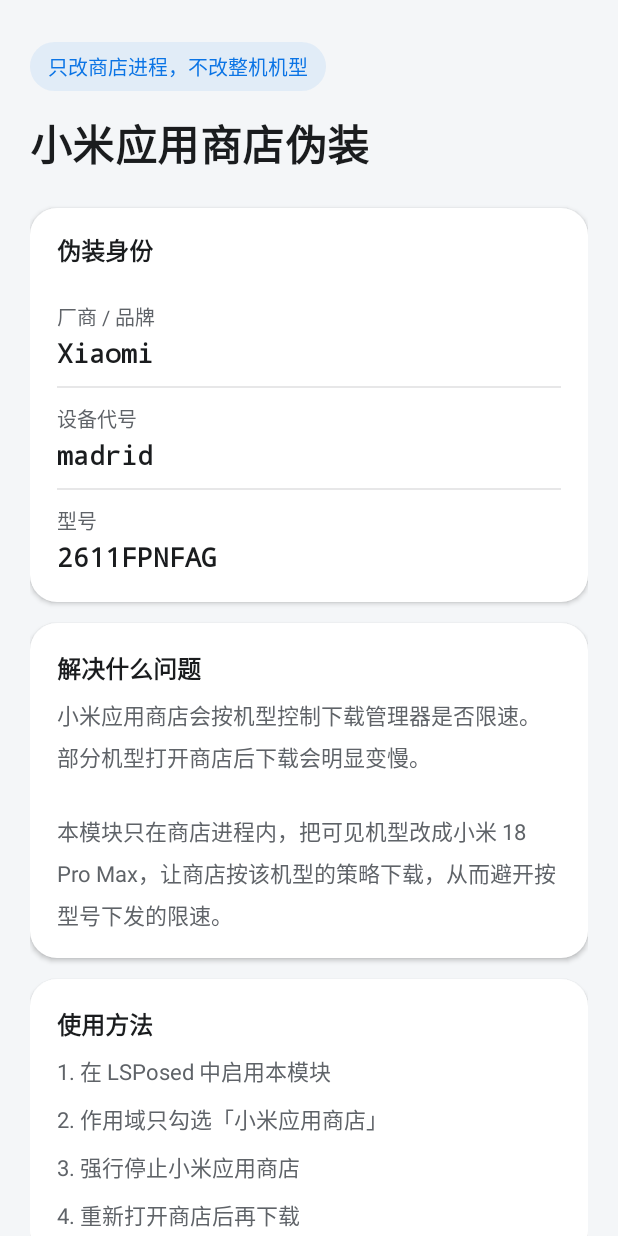
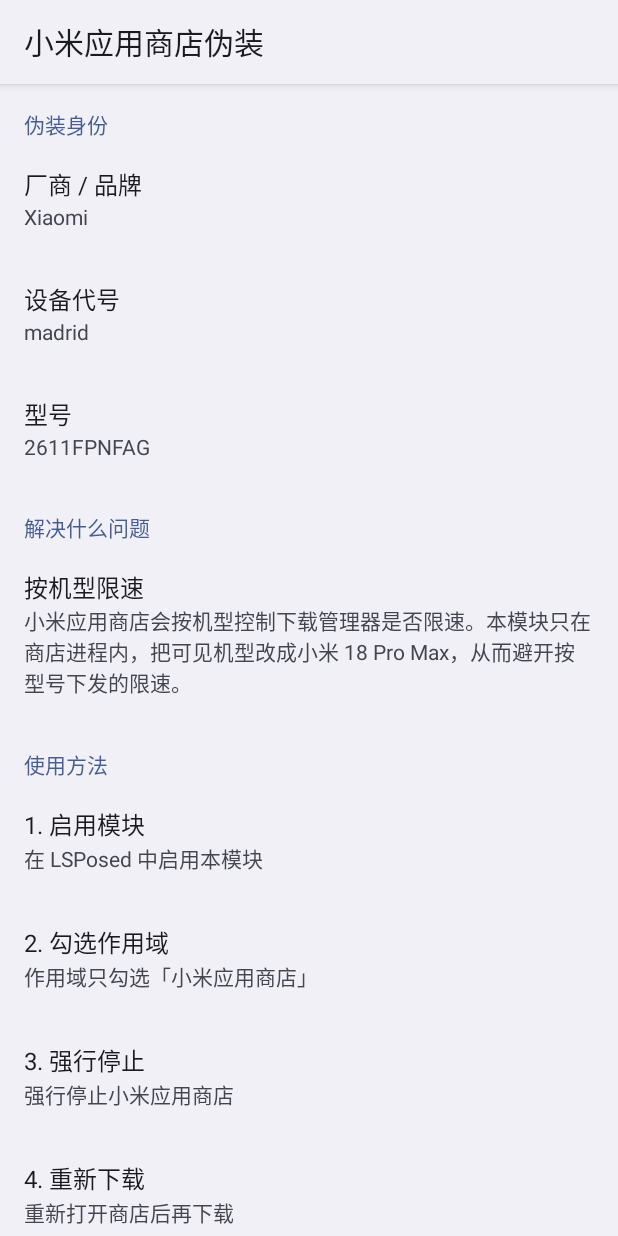
Before and after one commit to FlyRenxing/xiaomi-market-spoof, an Android app: the screen it shows after launch (MainActivity), on a phone screen of 412 x 824 dp. Run offline under Robolectric (Android 15) with nearby library versions, the phone set to English and light mode, and no system bars.

Commit message:
将模块界面改为系统原生设置页。
使用 PreferenceActivity 和设备默认 Settings 主题，去掉自定义卡片布局。

```diff
--- a/app/build.gradle.kts
+++ b/app/build.gradle.kts
@@ -11,8 +11,8 @@ android {
         applicationId = "io.github.xiaomimarket.spoof"
         minSdk = 26
         targetSdk = 37
-        versionCode = 2
-        versionName = "1.0.1"
+        versionCode = 3
+        versionName = "1.0.2"
     }
 
     buildTypes {
--- a/app/src/main/AndroidManifest.xml
+++ b/app/src/main/AndroidManifest.xml
@@ -5,11 +5,12 @@
     <application
         android:description="@string/xposed_description"
         android:label="@string/app_name"
-        android:theme="@style/Theme.MarketSpoof"
+        android:theme="@android:style/Theme.DeviceDefault.Settings"
         tools:ignore="MissingApplicationIcon">
         <activity
             android:name=".MainActivity"
-            android:exported="true">
+            android:exported="true"
+            android:label="@string/app_name">
             <intent-filter>
                 <action android:name="android.intent.action.MAIN" />
                 <category android:name="android.intent.category.LAUNCHER" />
--- a/app/src/main/java/io/github/xiaomimarket/spoof/MainActivity.java
+++ b/app/src/main/java/io/github/xiaomimarket/spoof/MainActivity.java
@@ -1,21 +1,27 @@
 package io.github.xiaomimarket.spoof;
 
-import android.app.Activity;
 import android.os.Bundle;
-import android.widget.TextView;
+import android.preference.Preference;
+import android.preference.PreferenceActivity;
 
-public final class MainActivity extends Activity {
+/**
+ * 使用系统 Preference 页面展示模块说明，跟随设备原生设置风格。
+ */
+@SuppressWarnings("deprecation")
+public final class MainActivity extends PreferenceActivity {
     @Override
     protected void onCreate(Bundle savedInstanceState) {
         super.onCreate(savedInstanceState);
-        setContentView(R.layout.activity_main);
-        setText(R.id.value_manufacturer, DeviceIdentity.MANUFACTURER);
-        setText(R.id.value_device, DeviceIdentity.DEVICE);
-        setText(R.id.value_model, DeviceIdentity.MODEL);
+        addPreferencesFromResource(R.xml.preferences);
+        setSummary("manufacturer", DeviceIdentity.MANUFACTURER);
+        setSummary("device", DeviceIdentity.DEVICE);
+        setSummary("model", DeviceIdentity.MODEL);
     }
 
-    private void setText(int id, String value) {
-        TextView view = findViewById(id);
-        view.setText(value);
+    private void setSummary(String key, String value) {
+        Preference preference = findPreference(key);
+        if (preference != null) {
+            preference.setSummary(value);
+        }
     }
 }
--- a/app/src/main/res/drawable/bg_card.xml
+++ /dev/null
@@ -1,5 +0,0 @@
-<?xml version="1.0" encoding="utf-8"?>
-<shape xmlns:android="http://schemas.android.com/apk/res/android">
-    <solid android:color="@color/card_background" />
-    <corners android:radius="18dp" />
-</shape>
--- a/app/src/main/res/drawable/bg_chip.xml
+++ /dev/null
@@ -1,5 +0,0 @@
-<?xml version="1.0" encoding="utf-8"?>
-<shape xmlns:android="http://schemas.android.com/apk/res/android">
-    <solid android:color="@color/chip_background" />
-    <corners android:radius="999dp" />
-</shape>
--- a/app/src/main/res/layout/activity_main.xml
+++ /dev/null
@@ -1,228 +0,0 @@
-<?xml version="1.0" encoding="utf-8"?>
-<ScrollView xmlns:android="http://schemas.android.com/apk/res/android"
-    android:layout_width="match_parent"
-    android:layout_height="match_parent"
-    android:background="@color/page_background"
-    android:clipToPadding="false"
-    android:fillViewport="true"
-    android:overScrollMode="ifContentScrolls"
-    android:paddingHorizontal="20dp"
-    android:paddingTop="28dp"
-    android:paddingBottom="32dp">
-
-    <LinearLayout
-        android:layout_width="match_parent"
-        android:layout_height="wrap_content"
-        android:orientation="vertical">
-
-        <TextView
-            android:layout_width="wrap_content"
-            android:layout_height="wrap_content"
-            android:background="@drawable/bg_chip"
-            android:paddingHorizontal="12dp"
-            android:paddingVertical="6dp"
-            android:text="@string/page_subtitle"
-            android:textColor="@color/text_accent"
-            android:textSize="13sp" />
-
-        <TextView
-            android:layout_width="match_parent"
-            android:layout_height="wrap_content"
-            android:layout_marginTop="14dp"
-            android:letterSpacing="0.01"
-            android:text="@string/app_name"
-            android:textColor="@color/text_primary"
-            android:textSize="28sp"
-            android:textStyle="bold" />
-
-        <LinearLayout
-            android:layout_width="match_parent"
-            android:layout_height="wrap_content"
-            android:layout_marginTop="22dp"
-            android:background="@drawable/bg_card"
-            android:elevation="2dp"
-            android:orientation="vertical"
-            android:paddingHorizontal="18dp"
-            android:paddingTop="16dp"
-            android:paddingBottom="8dp">
-
-            <TextView
-                android:layout_width="match_parent"
-                android:layout_height="wrap_content"
-                android:text="@string/section_identity"
-                android:textColor="@color/text_primary"
-                android:textSize="16sp"
-                android:textStyle="bold" />
-
-            <LinearLayout
-                android:layout_width="match_parent"
-                android:layout_height="wrap_content"
-                android:layout_marginTop="12dp"
-                android:orientation="vertical"
-                android:paddingVertical="10dp">
-
-                <TextView
-                    android:layout_width="match_parent"
-                    android:layout_height="wrap_content"
-                    android:text="@string/label_manufacturer"
-                    android:textColor="@color/text_secondary"
-                    android:textSize="13sp" />
-
-                <TextView
-                    android:id="@+id/value_manufacturer"
-                    android:layout_width="match_parent"
-                    android:layout_height="wrap_content"
-                    android:layout_marginTop="2dp"
-                    android:fontFamily="monospace"
-                    android:textIsSelectable="true"
-                    android:textColor="@color/text_primary"
-                    android:textSize="17sp"
-                    android:textStyle="bold" />
-            </LinearLayout>
-
-            <View
-                android:layout_width="match_parent"
-                android:layout_height="1dp"
-                android:background="@color/divider" />
-
-            <LinearLayout
-                android:layout_width="match_parent"
-                android:layout_height="wrap_content"
-                android:orientation="vertical"
-                android:paddingVertical="10dp">
-
-                <TextView
-                    android:layout_width="match_parent"
-                    android:layout_height="wrap_content"
-                    android:text="@string/label_device"
-                    android:textColor="@color/text_secondary"
-                    android:textSize="13sp" />
-
-                <TextView
-                    android:id="@+id/value_device"
-                    android:layout_width="match_parent"
-                    android:layout_height="wrap_content"
-                    android:layout_marginTop="2dp"
-                    android:fontFamily="monospace"
-                    android:textIsSelectable="true"
-                    android:textColor="@color/text_primary"
-                    android:textSize="17sp"
-                    android:textStyle="bold" />
-            </LinearLayout>
-
-            <View
-                android:layout_width="match_parent"
-                android:layout_height="1dp"
-                android:background="@color/divider" />
-
-            <LinearLayout
-                android:layout_width="match_parent"
-                android:layout_height="wrap_content"
-                android:orientation="vertical"
-                android:paddingVertical="10dp">
-
-                <TextView
-                    android:layout_width="match_parent"
-                    android:layout_height="wrap_content"
-                    android:text="@string/label_model"
-                    android:textColor="@color/text_secondary"
-                    android:textSize="13sp" />
-
-                <TextView
-                    android:id="@+id/value_model"
-                    android:layout_width="match_parent"
-                    android:layout_height="wrap_content"
-                    android:layout_marginTop="2dp"
-                    android:fontFamily="monospace"
-                    android:textIsSelectable="true"
-                    android:textColor="@color/text_primary"
-                    android:textSize="17sp"
-                    android:textStyle="bold" />
-            </LinearLayout>
-        </LinearLayout>
-
-        <LinearLayout
-            android:layout_width="match_parent"
-            android:layout_height="wrap_content"
-            android:layout_marginTop="14dp"
-            android:background="@drawable/bg_card"
-            android:elevation="2dp"
-            android:orientation="vertical"
-            android:padding="18dp">
-
-            <TextView
-                android:layout_width="match_parent"
-                android:layout_height="wrap_content"
-                android:text="@string/section_problem"
-                android:textColor="@color/text_primary"
-                android:textSize="16sp"
-                android:textStyle="bold" />
-
-            <TextView
-                android:layout_width="match_parent"
-                android:layout_height="wrap_content"
-                android:layout_marginTop="8dp"
-                android:lineSpacingMultiplier="1.28"
-                android:text="@string/problem_body"
-                android:textColor="@color/text_secondary"
-                android:textIsSelectable="true"
-                android:textSize="14.5sp" />
-        </LinearLayout>
-
-        <LinearLayout
-            android:layout_width="match_parent"
-            android:layout_height="wrap_content"
-            android:layout_marginTop="14dp"
-            android:background="@drawable/bg_card"
-            android:elevation="2dp"
-            android:orientation="vertical"
-            android:padding="18dp">
-
-            <TextView
-                android:layout_width="match_parent"
-                android:layout_height="wrap_content"
-                android:text="@string/section_usage"
-                android:textColor="@color/text_primary"
-                android:textSize="16sp"
-                android:textStyle="bold" />
-
-            <TextView
-                android:layout_width="match_parent"
-                android:layout_height="wrap_content"
-                android:layout_marginTop="8dp"
-                android:lineSpacingMultiplier="1.45"
-                android:text="@string/usage_body"
-                android:textColor="@color/text_secondary"
-                android:textIsSelectable="true"
-                android:textSize="14.5sp" />
-        </LinearLayout>
-
-        <LinearLayout
-            android:layout_width="match_parent"
-            android:layout_height="wrap_content"
-            android:layout_marginTop="14dp"
-            android:background="@drawable/bg_card"
-            android:elevation="2dp"
-            android:orientation="vertical"
-            android:padding="18dp">
-
-            <TextView
-                android:layout_width="match_parent"
-                android:layout_height="wrap_content"
-                android:text="@string/section_note"
-                android:textColor="@color/text_primary"
-                android:textSize="16sp"
-                android:textStyle="bold" />
-
-            <TextView
-                android:layout_width="match_parent"
-                android:layout_height="wrap_content"
-                android:layout_marginTop="8dp"
-                android:lineSpacingMultiplier="1.28"
-                android:text="@string/note_body"
-                android:textColor="@color/text_secondary"
-                android:textIsSelectable="true"
-                android:textSize="14.5sp" />
-        </LinearLayout>
-    </LinearLayout>
-</ScrollView>
--- a/app/src/main/res/values-night/colors.xml
+++ /dev/null
@@ -1,10 +0,0 @@
-<?xml version="1.0" encoding="utf-8"?>
-<resources>
-    <color name="page_background">#FF111315</color>
-    <color name="card_background">#FF1C1F22</color>
-    <color name="text_primary">#FFF2F4F6</color>
-    <color name="text_secondary">#FFA8B0B8</color>
-    <color name="text_accent">#FF7AB8FF</color>
-    <color name="divider">#33FFFFFF</color>
-    <color name="chip_background">#337AB8FF</color>
-</resources>
--- a/app/src/main/res/values-night/themes.xml
+++ /dev/null
@@ -1,11 +0,0 @@
-<?xml version="1.0" encoding="utf-8"?>
-<resources>
-    <style name="Theme.MarketSpoof" parent="@android:style/Theme.DeviceDefault.NoActionBar">
-        <item name="android:statusBarColor">@color/page_background</item>
-        <item name="android:navigationBarColor">@color/page_background</item>
-        <item name="android:windowLightStatusBar">false</item>
-        <item name="android:windowBackground">@color/page_background</item>
-        <item name="android:textColorPrimary">@color/text_primary</item>
-        <item name="android:textColorSecondary">@color/text_secondary</item>
-    </style>
-</resources>
--- a/app/src/main/res/values/colors.xml
+++ /dev/null
@@ -1,10 +0,0 @@
-<?xml version="1.0" encoding="utf-8"?>
-<resources>
-    <color name="page_background">#FFF4F6F8</color>
-    <color name="card_background">#FFFFFFFF</color>
-    <color name="text_primary">#FF1A1C1E</color>
-    <color name="text_secondary">#FF5F6368</color>
-    <color name="text_accent">#FF0B74E5</color>
-    <color name="divider">#1A1A1C1E</color>
-    <color name="chip_background">#140B74E5</color>
-</resources>
--- a/app/src/main/res/values/strings.xml
+++ b/app/src/main/res/values/strings.xml
@@ -2,15 +2,23 @@
 <resources>
     <string name="app_name">小米应用商店伪装</string>
     <string name="xposed_description">仅在小米应用商店进程内，将机型伪装为小米 18 Pro Max（madrid / 2611FPNFAG），避免商店按型号限制下载速度。不修改全局系统属性。</string>
-    <string name="page_subtitle">只改商店进程，不改整机机型</string>
     <string name="section_identity">伪装身份</string>
     <string name="label_manufacturer">厂商 / 品牌</string>
     <string name="label_device">设备代号</string>
     <string name="label_model">型号</string>
     <string name="section_problem">解决什么问题</string>
-    <string name="problem_body">小米应用商店会按机型控制下载管理器是否限速。部分机型打开商店后下载会明显变慢。\n\n本模块只在商店进程内，把可见机型改成小米 18 Pro Max，让商店按该机型的策略下载，从而避开按型号下发的限速。</string>
+    <string name="problem_title">按机型限速</string>
+    <string name="problem_body">小米应用商店会按机型控制下载管理器是否限速。本模块只在商店进程内，把可见机型改成小米 18 Pro Max，从而避开按型号下发的限速。</string>
     <string name="section_usage">使用方法</string>
-    <string name="usage_body">1. 在 LSPosed 中启用本模块\n2. 作用域只勾选「小米应用商店」\n3. 强行停止小米应用商店\n4. 重新打开商店后再下载</string>
+    <string name="usage_step_1_title">1. 启用模块</string>
+    <string name="usage_step_1">在 LSPosed 中启用本模块</string>
+    <string name="usage_step_2_title">2. 勾选作用域</string>
+    <string name="usage_step_2">作用域只勾选「小米应用商店」</string>
+    <string name="usage_step_3_title">3. 强行停止</string>
+    <string name="usage_step_3">强行停止小米应用商店</string>
+    <string name="usage_step_4_title">4. 重新下载</string>
+    <string name="usage_step_4">重新打开商店后再下载</string>
     <string name="section_note">说明</string>
+    <string name="note_title">只改商店进程</string>
     <string name="note_body">不会修改全局 getprop，其他应用仍看到真实机型。也不会改指纹或 MIUI 版本号。</string>
 </resources>
--- a/app/src/main/res/values/themes.xml
+++ /dev/null
@@ -1,11 +0,0 @@
-<?xml version="1.0" encoding="utf-8"?>
-<resources>
-    <style name="Theme.MarketSpoof" parent="@android:style/Theme.DeviceDefault.NoActionBar">
-        <item name="android:statusBarColor">@color/page_background</item>
-        <item name="android:navigationBarColor">@color/page_background</item>
-        <item name="android:windowLightStatusBar">true</item>
-        <item name="android:windowBackground">@color/page_background</item>
-        <item name="android:textColorPrimary">@color/text_primary</item>
-        <item name="android:textColorSecondary">@color/text_secondary</item>
-    </style>
-</resources>
--- /dev/null
+++ b/app/src/main/res/xml/preferences.xml
@@ -0,0 +1,52 @@
+<?xml version="1.0" encoding="utf-8"?>
+<PreferenceScreen xmlns:android="http://schemas.android.com/apk/res/android">
+
+    <PreferenceCategory android:title="@string/section_identity">
+        <Preference
+            android:key="manufacturer"
+            android:selectable="false"
+            android:title="@string/label_manufacturer" />
+        <Preference
+            android:key="device"
+            android:selectable="false"
+            android:title="@string/label_device" />
+        <Preference
+            android:key="model"
+            android:selectable="false"
+            android:title="@string/label_model" />
+    </PreferenceCategory>
+
+    <PreferenceCategory android:title="@string/section_problem">
+        <Preference
+            android:selectable="false"
+            android:summary="@string/problem_body"
+            android:title="@string/problem_title" />
+    </PreferenceCategory>
+
+    <PreferenceCategory android:title="@string/section_usage">
+        <Preference
+            android:selectable="false"
+            android:summary="@string/usage_step_1"
+            android:title="@string/usage_step_1_title" />
+        <Preference
+            android:selectable="false"
+            android:summary="@string/usage_step_2"
+            android:title="@string/usage_step_2_title" />
+        <Preference
+            android:selectable="false"
+            android:summary="@string/usage_step_3"
+            android:title="@string/usage_step_3_title" />
+        <Preference
+            android:selectable="false"
+            android:summary="@string/usage_step_4"
+            android:title="@string/usage_step_4_title" />
+    </PreferenceCategory>
+
+    <PreferenceCategory android:title="@string/section_note">
+        <Preference
+            android:selectable="false"
+            android:summary="@string/note_body"
+            android:title="@string/note_title" />
+    </PreferenceCategory>
+
+</PreferenceScreen>
```
